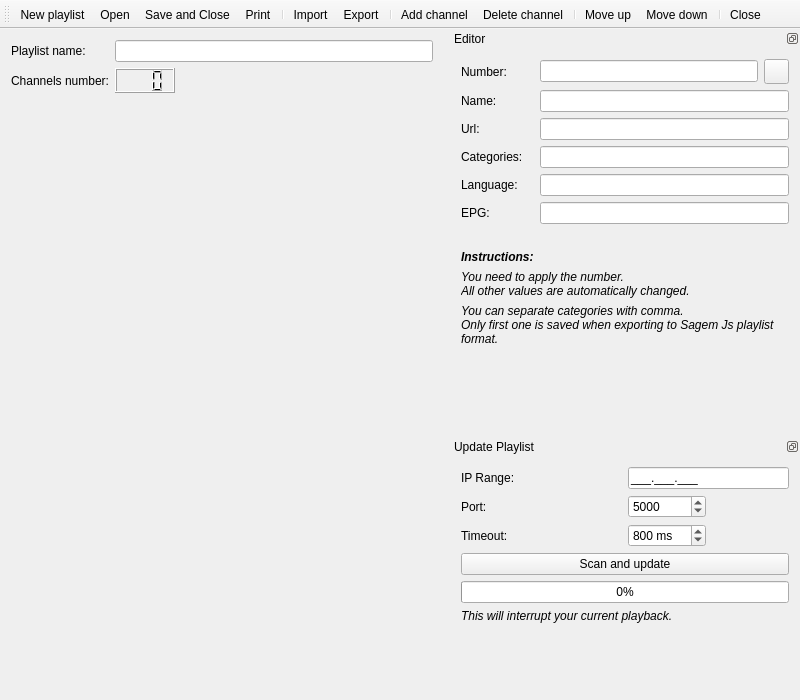
First picture: the form in src/ui/playlist/PlaylistEdit.ui, repository ntadej/tano, before the edit.
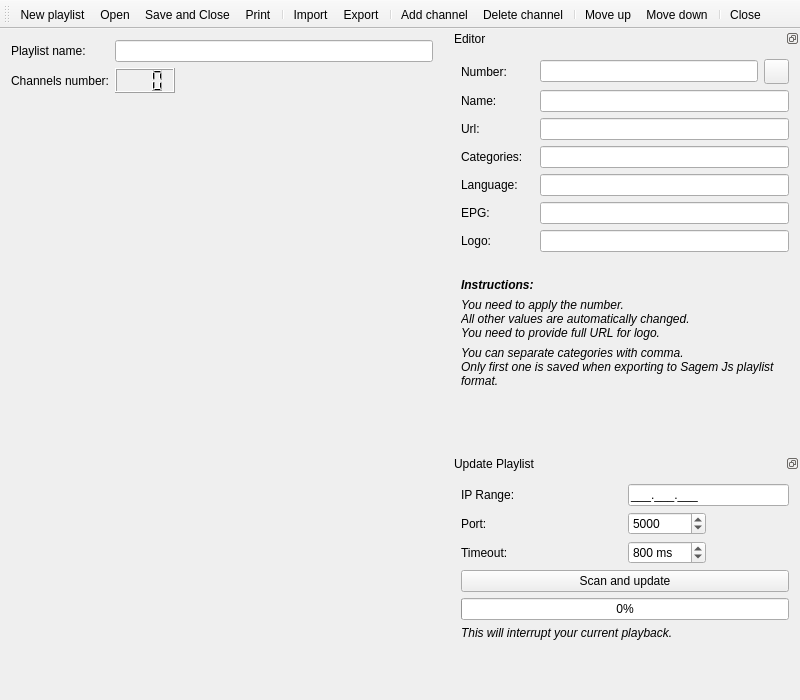
Second picture: the form after the edit. Icons and pictures are not drawn. Custom widgets are drawn as their Qt base class.

Commit message: Added channel logo support to playlist

```diff
--- a/src/ui/playlist/PlaylistEdit.ui
+++ b/src/ui/playlist/PlaylistEdit.ui
@@ -108,7 +108,7 @@
    <property name="minimumSize">
     <size>
      <width>350</width>
-     <height>329</height>
+     <height>375</height>
     </size>
    </property>
    <property name="maximumSize">
@@ -192,7 +192,7 @@
      <item row="7" column="1" colspan="2">
       <widget class="QLineEdit" name="editEpg"/>
      </item>
-     <item row="12" column="0" colspan="3">
+     <item row="13" column="0" colspan="3">
       <spacer name="verticalSpacer">
        <property name="orientation">
         <enum>Qt::Vertical</enum>
@@ -241,7 +241,7 @@
        </property>
       </widget>
      </item>
-     <item row="11" column="0" colspan="3">
+     <item row="12" column="0" colspan="3">
       <widget class="QLabel" name="labelCategoriesInfo">
        <property name="text">
         <string>&lt;i&gt;You can separate categories with comma.&lt;br&gt;Only first one is saved when exporting to Sagem Js playlist format.&lt;/i&gt;</string>
@@ -251,27 +251,37 @@
        </property>
       </widget>
      </item>
-     <item row="10" column="0" colspan="3">
+     <item row="11" column="0" colspan="3">
       <widget class="QLabel" name="labelNumberInfo">
        <property name="text">
-        <string>&lt;i&gt;You need to apply the number.&lt;br&gt;All other values are automatically changed.&lt;/i&gt;</string>
+        <string>&lt;i&gt;You need to apply the number.&lt;br&gt;All other values are automatically changed.&lt;br&gt;You need to provide full URL for logo.&lt;/i&gt;</string>
        </property>
       </widget>
      </item>
-     <item row="9" column="0">
+     <item row="10" column="0">
       <widget class="QLabel" name="labelInfo">
        <property name="text">
         <string>&lt;b&gt;&lt;i&gt;Instructions:&lt;/i&gt;&lt;/b&gt;</string>
        </property>
       </widget>
      </item>
-     <item row="8" column="0" colspan="3">
+     <item row="9" column="0" colspan="3">
       <widget class="QLabel" name="labelSeparator">
        <property name="text">
         <string/>
        </property>
       </widget>
      </item>
+     <item row="8" column="0">
+      <widget class="QLabel" name="labelLogo">
+       <property name="text">
+        <string>Logo:</string>
+       </property>
+      </widget>
+     </item>
+     <item row="8" column="1" colspan="2">
+      <widget class="QLineEdit" name="editLogo"/>
+     </item>
     </layout>
    </widget>
   </widget>
```
The commit also changes 14 other files.
